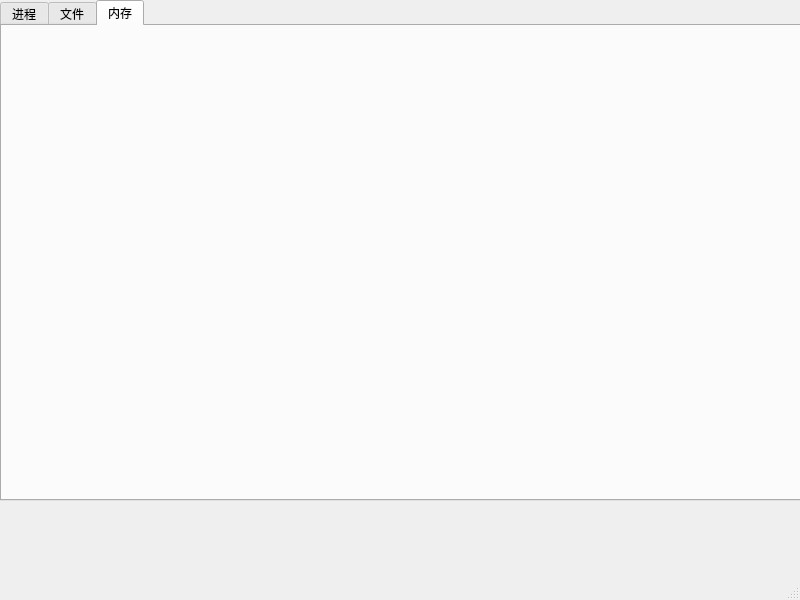
This is mainwindow.ui in projgithub550/SimpleOS as Qt 5 draws it before an edit. The edited form follows.
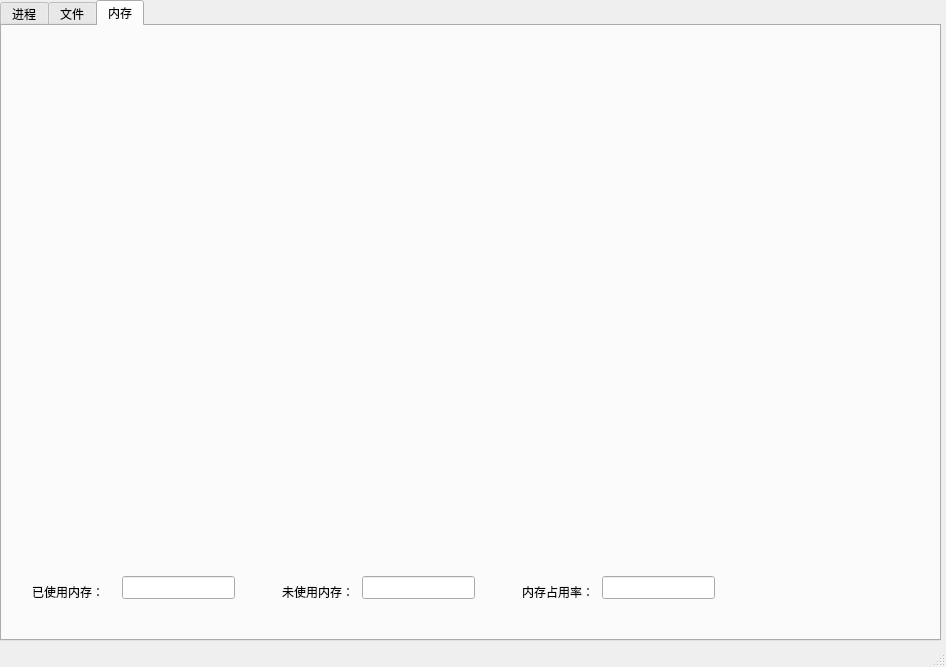
This is the edited form.

The edit to the form file:
```diff
--- a/mainwindow.ui
+++ b/mainwindow.ui
@@ -6,8 +6,8 @@
    <rect>
     <x>0</x>
     <y>0</y>
-    <width>800</width>
-    <height>600</height>
+    <width>946</width>
+    <height>667</height>
    </rect>
   </property>
   <property name="windowTitle">
@@ -19,8 +19,8 @@
      <rect>
       <x>0</x>
       <y>0</y>
-      <width>801</width>
-      <height>501</height>
+      <width>941</width>
+      <height>641</height>
      </rect>
     </property>
     <property name="currentIndex">
@@ -241,12 +241,81 @@
        <rect>
         <x>0</x>
         <y>0</y>
-        <width>791</width>
-        <height>471</height>
+        <width>931</width>
+        <height>541</height>
        </rect>
       </property>
       <layout class="QGridLayout" name="gl_mem"/>
      </widget>
+     <widget class="QLabel" name="lb_allo">
+      <property name="geometry">
+       <rect>
+        <x>30</x>
+        <y>550</y>
+        <width>91</width>
+        <height>31</height>
+       </rect>
+      </property>
+      <property name="text">
+       <string>已使用内存：</string>
+      </property>
+     </widget>
+     <widget class="QLabel" name="lb_free">
+      <property name="geometry">
+       <rect>
+        <x>280</x>
+        <y>550</y>
+        <width>91</width>
+        <height>31</height>
+       </rect>
+      </property>
+      <property name="text">
+       <string>未使用内存：</string>
+      </property>
+     </widget>
+     <widget class="QLabel" name="lb_mem_rate">
+      <property name="geometry">
+       <rect>
+        <x>520</x>
+        <y>550</y>
+        <width>91</width>
+        <height>31</height>
+       </rect>
+      </property>
+      <property name="text">
+       <string>内存占用率：</string>
+      </property>
+     </widget>
+     <widget class="QLineEdit" name="le_allo">
+      <property name="geometry">
+       <rect>
+        <x>120</x>
+        <y>550</y>
+        <width>113</width>
+        <height>23</height>
+       </rect>
+      </property>
+     </widget>
+     <widget class="QLineEdit" name="le_free">
+      <property name="geometry">
+       <rect>
+        <x>360</x>
+        <y>550</y>
+        <width>113</width>
+        <height>23</height>
+       </rect>
+      </property>
+     </widget>
+     <widget class="QLineEdit" name="le_mem_rate">
+      <property name="geometry">
+       <rect>
+        <x>600</x>
+        <y>550</y>
+        <width>113</width>
+        <height>23</height>
+       </rect>
+      </property>
+     </widget>
     </widget>
    </widget>
   </widget>
```
Left out of the diff: 63 changed lines with no effect on the pictures.
